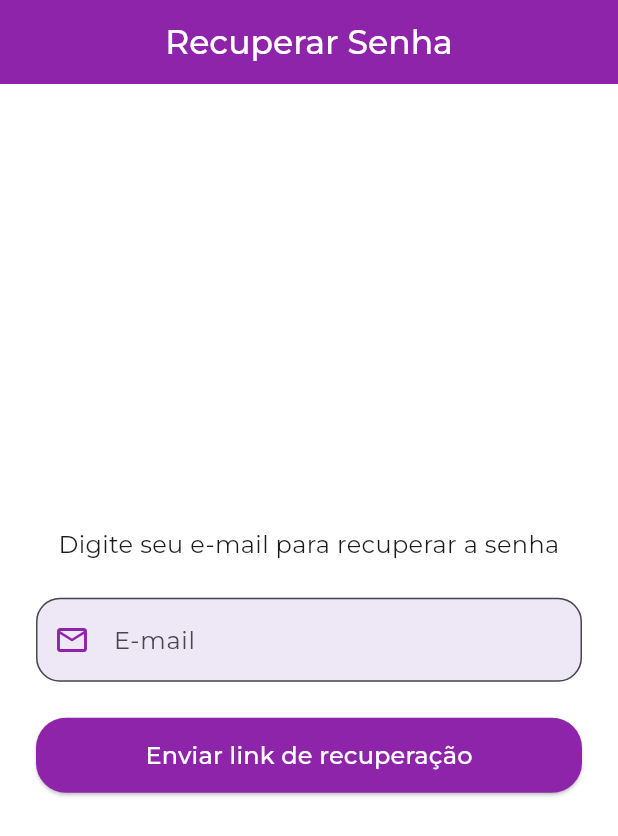
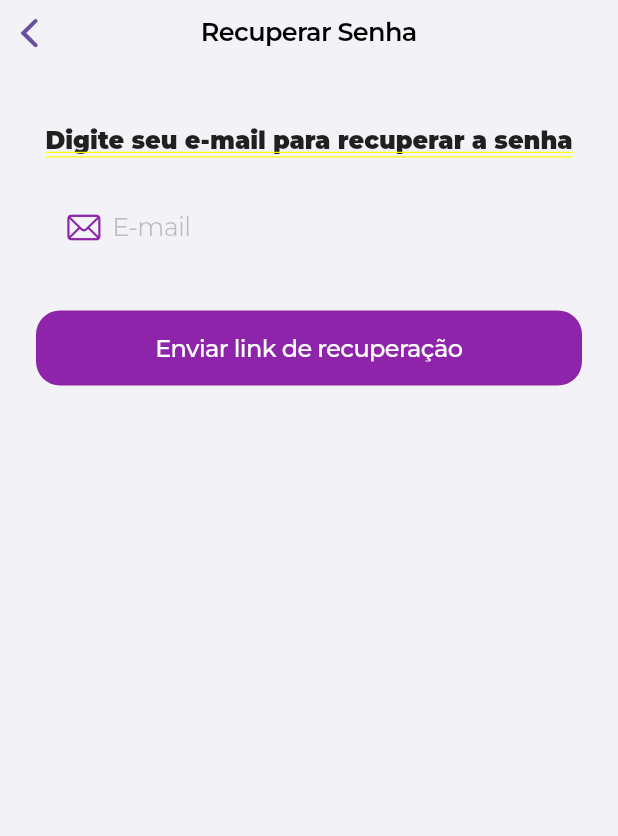
Before and after one commit to emyoliivei/tasknavigation, a Flutter app: the EsqueciSenhaScreen screen opened by its route, on a phone screen of 412 x 824 dp. Shown: the top 836 px of the screen. Run offline on Flutter 3.47's test engine with Material 3 defaults, Android fonts, the phone set to English and light mode, and no system bars; our stand-ins replace google_fonts, image_picker, shared_preferences; accounts and stored records are empty.

Commit message:
tela iphono

```diff
--- a/lib/screens/esqueci_senha_screen.dart
+++ b/lib/screens/esqueci_senha_screen.dart
@@ -1,5 +1,7 @@
+import 'package:flutter/cupertino.dart';
 import 'package:flutter/material.dart';
 import 'package:google_fonts/google_fonts.dart';
+import '../services/api_service.dart';
 
 class EsqueciSenhaScreen extends StatefulWidget {
   const EsqueciSenhaScreen({super.key});
@@ -12,57 +14,114 @@ class _EsqueciSenhaScreenState extends State<EsqueciSenhaScreen> {
   final TextEditingController _emailController = TextEditingController();
   final _formKey = GlobalKey<FormState>();
   final Color primaryColor = const Color(0xFF8E24AA);
+  bool isLoading = false;
 
-  void _enviarRecuperacao() {
-    if (_formKey.currentState!.validate()) {
-      ScaffoldMessenger.of(context).showSnackBar(
-        const SnackBar(content: Text('Link de recuperação enviado para o e-mail.')),
-      );
-      Navigator.pushNamed(context, '/validarCodigo');  // Aqui está a mudança
+  Future<void> _enviarRecuperacao() async {
+    if (!_formKey.currentState!.validate()) return;
+
+    setState(() => isLoading = true);
+    final email = _emailController.text.trim();
+
+    try {
+      final response = await ApiService.solicitarRecuperacao(email);
+      setState(() => isLoading = false);
+
+      if (response['success'] == true ||
+          (response['message']?.toString().toLowerCase().contains('enviado') ?? false)) {
+        showCupertinoDialog(
+          context: context,
+          builder: (context) => CupertinoAlertDialog(
+            title: const Text("Sucesso"),
+            content: Text(response['message'] ?? 'Link de recuperação enviado.'),
+            actions: [
+              CupertinoDialogAction(
+                child: const Text("OK"),
+                onPressed: () {
+                  Navigator.pop(context);
+                  Navigator.pushNamed(context, '/validarCodigo');
+                },
+              ),
+            ],
+          ),
+        );
+      } else {
+        _mostrarErro(response['message'] ?? 'Erro ao enviar e-mail.');
+      }
+    } catch (e) {
+      setState(() => isLoading = false);
+      _mostrarErro('Falha na conexão com o servidor.');
     }
+  }
+
+  void _mostrarErro(String mensagem) {
+    showCupertinoDialog(
+      context: context,
+      builder: (context) => CupertinoAlertDialog(
+        title: const Text("Erro"),
+        content: Text(mensagem),
+        actions: [
+          CupertinoDialogAction(
+            child: const Text("OK"),
+            onPressed: () => Navigator.pop(context),
+          ),
+        ],
+      ),
+    );
   }
 
   @override
   Widget build(BuildContext context) {
-    return Scaffold(
-      appBar: AppBar(
-        automaticallyImplyLeading: false, // Remove a seta de voltar
-        backgroundColor: primaryColor,
-        centerTitle: true,
-        title: Text(
+    final bool isDark =
+        MediaQuery.of(context).platformBrightness == Brightness.dark;
+    final Color backgroundColor =
+        isDark ? const Color(0xFF1C1C1E) : const Color(0xFFF2F2F7);
+
+    return CupertinoPageScaffold(
+      backgroundColor: backgroundColor,
+      navigationBar: CupertinoNavigationBar(
+        middle: Text(
           'Recuperar Senha',
           style: GoogleFonts.montserrat(
-            color: Colors.white,
-            fontWeight: FontWeight.w500,
+            fontWeight: FontWeight.w600,
+            color: isDark ? Colors.white : Colors.black,
           ),
         ),
+        backgroundColor:
+            isDark ? const Color(0xFF2C2C2E) : CupertinoColors.systemGrey6,
+        border: null,
       ),
-      body: Center(
-        child: Padding(
-          padding: const EdgeInsets.symmetric(horizontal: 24.0),
+      child: SafeArea(
+        child: SingleChildScrollView(
+          padding: const EdgeInsets.symmetric(horizontal: 24.0, vertical: 40),
           child: Form(
             key: _formKey,
             child: Column(
-              mainAxisAlignment: MainAxisAlignment.center, // Centraliza verticalmente
-              crossAxisAlignment: CrossAxisAlignment.center,
               children: [
                 Text(
                   "Digite seu e-mail para recuperar a senha",
                   textAlign: TextAlign.center,
-                  style: GoogleFonts.montserrat(fontSize: 16),
+                  style: GoogleFonts.montserrat(
+                    fontSize: 16,
+                    color: isDark ? Colors.white70 : Colors.black87,
+                  ),
                 ),
                 const SizedBox(height: 24),
-                TextFormField(
+                CupertinoTextFormFieldRow(
                   controller: _emailController,
+                  placeholder: 'E-mail',
                   keyboardType: TextInputType.emailAddress,
-                  textAlign: TextAlign.center, // Centraliza o texto do campo
-                  decoration: InputDecoration(
-                    labelText: 'E-mail',
-                    labelStyle: GoogleFonts.montserrat(),
-                    prefixIcon: Icon(Icons.email_outlined, color: primaryColor),
-                    border: OutlineInputBorder(borderRadius: BorderRadius.circular(16)),
-                    filled: true,
-                    fillColor: Colors.deepPurple.shade50,
+                  prefix: Icon(
+                    CupertinoIcons.mail,
+                    color: primaryColor,
+                  ),
+                  style: GoogleFonts.montserrat(
+                    color: isDark ? Colors.white : Colors.black,
+                  ),
+                  decoration: BoxDecoration(
+                    color: isDark
+                        ? const Color(0xFF2C2C2E)
+                        : CupertinoColors.systemGrey6,
+                    borderRadius: BorderRadius.circular(12),
                   ),
                   validator: (value) {
                     if (value == null || value.isEmpty) {
@@ -74,20 +133,24 @@ class _EsqueciSenhaScreenState extends State<EsqueciSenhaScreen> {
                     return null;
                   },
                 ),
-                const SizedBox(height: 24),
+                const SizedBox(height: 32),
                 SizedBox(
                   width: double.infinity,
                   height: 50,
-                  child: ElevatedButton(
-                    onPressed: _enviarRecuperacao,
-                    style: ElevatedButton.styleFrom(
-                      backgroundColor: primaryColor,
-                      shape: RoundedRectangleBorder(borderRadius: BorderRadius.circular(20)),
-                    ),
-                    child: Text(
-                      'Enviar link de recuperação',
-                      style: GoogleFonts.montserrat(fontSize: 16, color: Colors.white),
-                    ),
+                  child: CupertinoButton(
+                    color: primaryColor,
+                    borderRadius: BorderRadius.circular(16),
+                    onPressed: isLoading ? null : _enviarRecuperacao,
+                    child: isLoading
+                        ? const CupertinoActivityIndicator(color: Colors.white)
+                        : Text(
+                            'Enviar link de recuperação',
+                            style: GoogleFonts.montserrat(
+                              fontSize: 16,
+                              color: Colors.white,
+                              fontWeight: FontWeight.w500,
+                            ),
+                          ),
                   ),
                 ),
               ],
```
Also changed, not shown: lib/screens/criar_conta_screen.dart (+30 -28 lines), lib/services/api_service.dart (+23 -0 lines).
